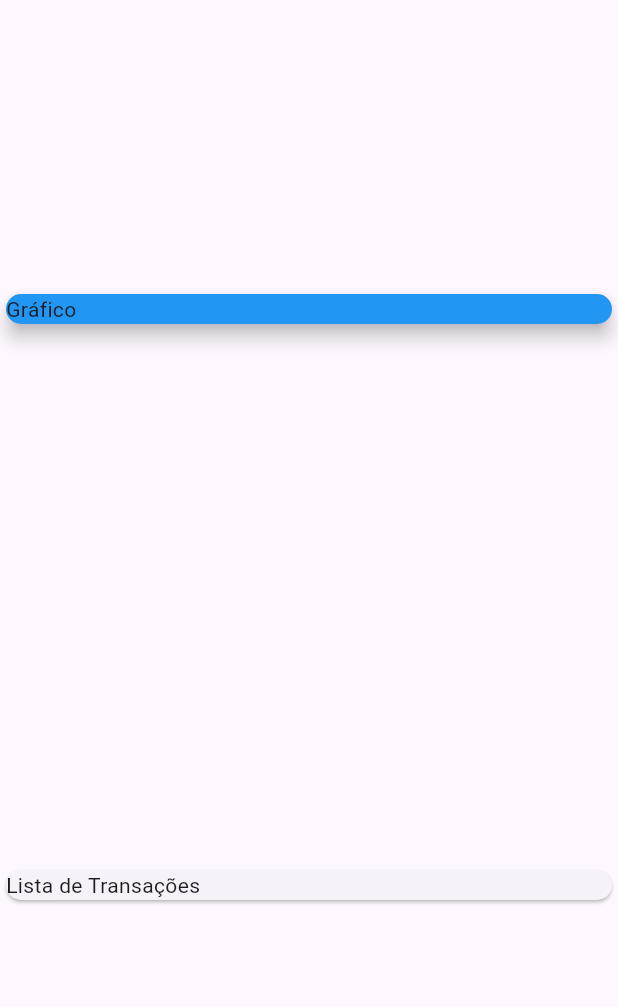
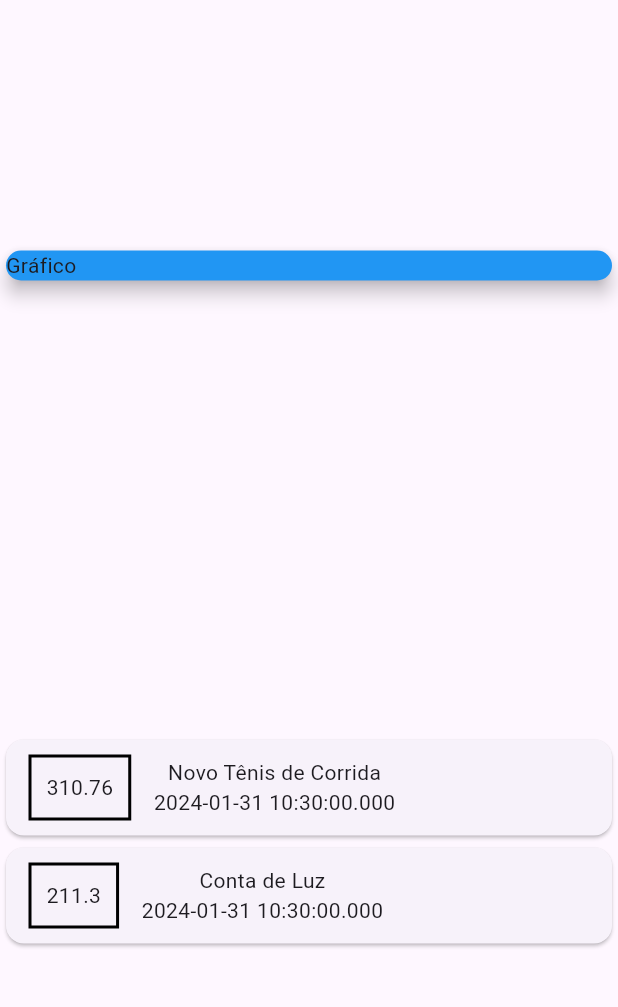
Before and after one commit to WagnerTerry/Despesas-Pessoais, a Flutter app: the screen it shows after launch, on a phone screen of 412 x 824 dp, the part 63-1070 px from its top. Run offline on Flutter 3.47's test engine with Material 3 defaults, Android fonts, the phone set to English and light mode, and no system bars.

Commit message:
style: aplicando estilo no COntainer

```diff
--- a/lib/main.dart
+++ b/lib/main.dart
@@ -34,7 +34,7 @@ class MyHomePage extends StatelessWidget {
         appBar: AppBar(
           title: Text('Despesas Pessoais'),
         ),
-        body: const Column(
+        body: Column(
           mainAxisAlignment: MainAxisAlignment.spaceAround,
           crossAxisAlignment: CrossAxisAlignment.stretch,
           children: [
@@ -45,8 +45,26 @@ class MyHomePage extends StatelessWidget {
                 child: Text('Gráfico'),
               ),
             ),
-            Card(
-              child: Text('Lista de Transações'),
+            Column(
+              children: _transactions.map((tr) {
+                return Card(
+                  child: Row(
+                    children: [
+                      Container(
+                        margin: const EdgeInsets.symmetric(
+                            horizontal: 15, vertical: 10),
+                        decoration: BoxDecoration(
+                            border: Border.all(color: Colors.black, width: 2)),
+                        padding: const EdgeInsets.all(10),
+                        child: Text(tr.value.toString()),
+                      ),
+                      Column(
+                        children: [Text(tr.title), Text(tr.date.toString())],
+                      )
+                    ],
+                  ),
+                );
+              }).toList(),
             )
           ],
         ));
```
